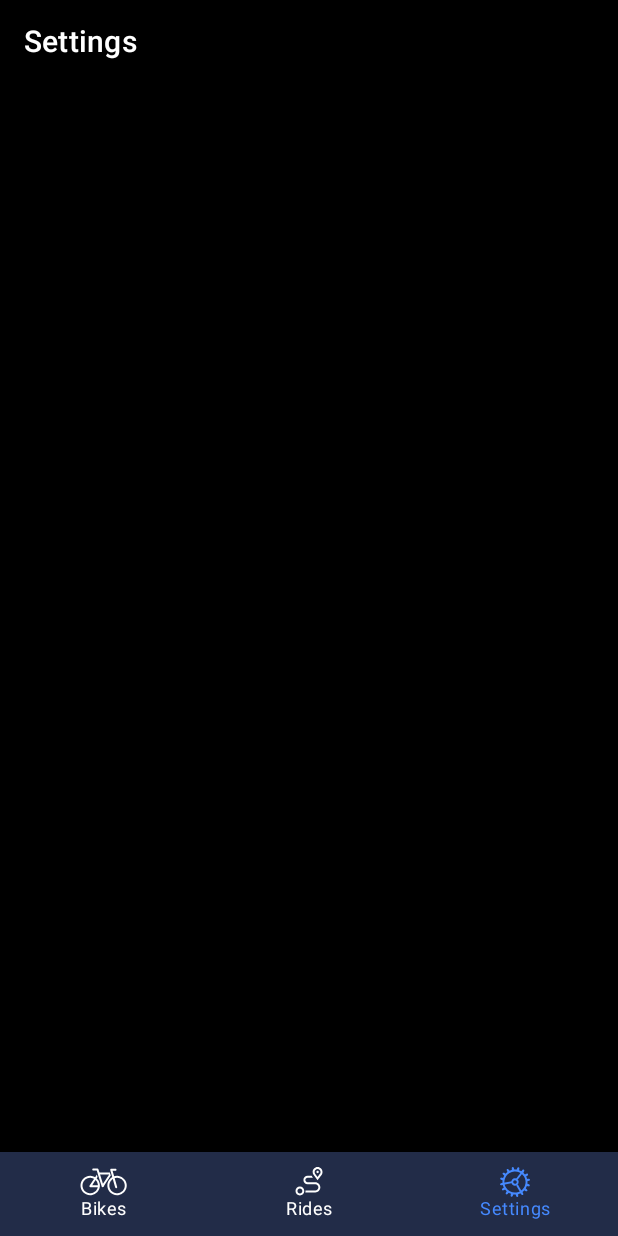
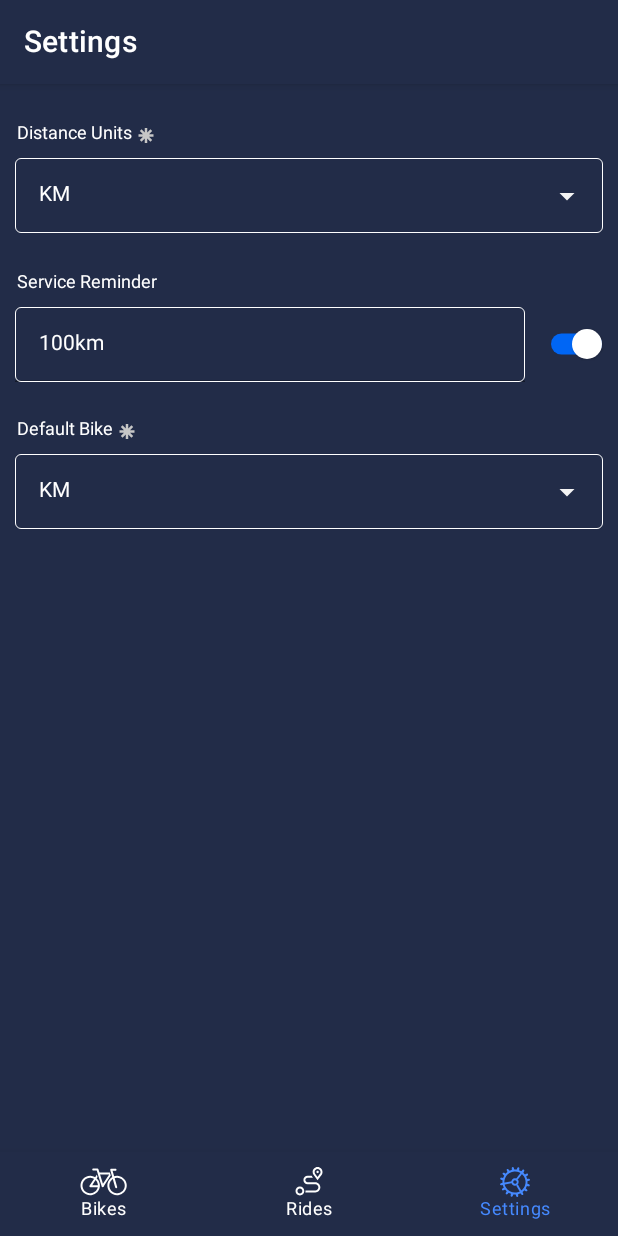
Before and after one commit to catacretu/MyBike, an Android app built with Jetpack Compose: the screen it shows after launch (MainActivity), item 3 of the bottom bar chosen, on a phone screen of 412 x 824 dp. Run offline under Robolectric (Android 15) with nearby library versions, the phone set to English and light mode, and no system bars; our stand-ins replace constraintlayout-compose.

Commit message:
Settings Screen

```diff
--- /dev/null
+++ b/app/src/main/java/com/example/mybike/components/DropDownList.kt
@@ -0,0 +1,91 @@
+package com.example.mybike.components
+
+import androidx.compose.foundation.background
+import androidx.compose.foundation.shape.RoundedCornerShape
+import androidx.compose.material.DropdownMenuItem
+import androidx.compose.material.ExperimentalMaterialApi
+import androidx.compose.material.ExposedDropdownMenuBox
+import androidx.compose.material.ExposedDropdownMenuDefaults
+import androidx.compose.material.Text
+import androidx.compose.material.TextField
+import androidx.compose.runtime.Composable
+import androidx.compose.runtime.getValue
+import androidx.compose.runtime.mutableStateOf
+import androidx.compose.runtime.remember
+import androidx.compose.runtime.setValue
+import androidx.compose.ui.Modifier
+import androidx.compose.ui.graphics.Color
+import androidx.compose.ui.unit.dp
+import com.example.mybike.ui.theme.GreyBlue
+import com.example.mybike.ui.theme.LightBlue
+import com.example.mybike.ui.theme.White
+
+@OptIn(ExperimentalMaterialApi::class)
+@Composable
+fun DropDownList(
+    listOfItems: Array<String>,
+    modifierDropDownList: Modifier = Modifier,
+    modifierTextField: Modifier = Modifier
+) {
+//    val listItems = arrayOf("KM", "Mi")
+
+    // state of the menu
+    var expanded by remember {
+        mutableStateOf(false)
+    }
+
+    // remember the selected item
+    var selectedItem by remember {
+        mutableStateOf(listOfItems[0])
+    }
+
+    ExposedDropdownMenuBox(
+        expanded = expanded,
+        onExpandedChange = {
+            expanded = !expanded
+        },
+        modifier = modifierDropDownList
+    ) {
+
+        TextField(
+            value = selectedItem,
+            onValueChange = {},
+            readOnly = true,
+            modifier = modifierTextField,
+            shape = RoundedCornerShape(4.dp),
+
+            trailingIcon = {
+                ExposedDropdownMenuDefaults.TrailingIcon(
+                    expanded = expanded,
+                )
+            },
+            colors = ExposedDropdownMenuDefaults
+                .textFieldColors(
+                    backgroundColor = GreyBlue,
+                    textColor = White,
+                    trailingIconColor = Color(0xFFF4F4F4),
+                    focusedTrailingIconColor = LightBlue,
+                    disabledTrailingIconColor = GreyBlue,
+                    focusedIndicatorColor = LightBlue,
+                    unfocusedIndicatorColor = GreyBlue
+                )
+        )
+        // menu
+        ExposedDropdownMenu(
+            expanded = expanded,
+            modifier = Modifier
+                .background(color = GreyBlue),
+            onDismissRequest = { expanded = false }
+        ) {
+
+            listOfItems.forEach { selectedOption ->
+                DropdownMenuItem(onClick = {
+                    selectedItem = selectedOption
+                    expanded = false
+                }) {
+                    Text(text = selectedOption, color = White)
+                }
+            }
+        }
+    }
+}
--- /dev/null
+++ b/app/src/main/java/com/example/mybike/components/OptionalTextField.kt
@@ -0,0 +1,84 @@
+package com.example.mybike.components
+
+import androidx.compose.foundation.BorderStroke
+import androidx.compose.foundation.border
+import androidx.compose.foundation.layout.height
+import androidx.compose.foundation.layout.padding
+import androidx.compose.foundation.layout.requiredWidth
+import androidx.compose.foundation.shape.RoundedCornerShape
+import androidx.compose.foundation.text.selection.LocalTextSelectionColors
+import androidx.compose.foundation.text.selection.TextSelectionColors
+import androidx.compose.material.Text
+import androidx.compose.material.TextField
+import androidx.compose.material.TextFieldDefaults
+import androidx.compose.runtime.Composable
+import androidx.compose.runtime.CompositionLocalProvider
+import androidx.compose.ui.Modifier
+import androidx.compose.ui.unit.dp
+import androidx.compose.ui.unit.sp
+import androidx.constraintlayout.compose.ConstraintLayout
+import com.example.mybike.ui.theme.GreyBlue
+import com.example.mybike.ui.theme.LightBlue
+import com.example.mybike.ui.theme.White
+
+@Composable
+fun OptionalTextField(
+    fieldName: String,
+    modifier: Modifier
+) {
+    ConstraintLayout(
+        modifier = modifier
+
+    ) {
+        val (serviceReminderText,
+            serviceReminderTextField) = createRefs()
+
+        val customTextSelectionColors = TextSelectionColors(
+            handleColor = LightBlue,
+            backgroundColor = LightBlue
+        )
+
+        Text(text = fieldName,
+            fontSize = 12.sp,
+            color = White,
+            modifier = Modifier
+                .padding(start = 1.dp)
+                .constrainAs(serviceReminderText) {
+                    top.linkTo(parent.top, 15.dp)
+                    start.linkTo(parent.start, 10.dp)
+                }
+        )
+
+        CompositionLocalProvider(
+            LocalTextSelectionColors provides customTextSelectionColors
+        ) {
+            TextField(value = "100km",
+                onValueChange = {},
+                colors = TextFieldDefaults.textFieldColors(
+                    backgroundColor = GreyBlue,
+                    textColor = White,
+                    cursorColor = LightBlue,
+                    leadingIconColor = LightBlue,
+                    focusedIndicatorColor = LightBlue,
+                    disabledIndicatorColor = GreyBlue
+                ),
+                modifier = Modifier
+                    .requiredWidth(360.dp)
+                    .height(50.dp)
+                    .padding(
+                        start = 10.dp,
+                        end = 10.dp
+                    )
+                    .border(
+                        BorderStroke(0.1.dp, White),
+                        RoundedCornerShape(4.dp)
+                    )
+                    .constrainAs(serviceReminderTextField) {
+                        top.linkTo(serviceReminderText.bottom, 10.dp)
+                        start.linkTo(parent.start)
+                    }
+            )
+        }
+
+    }
+}
--- /dev/null
+++ b/app/src/main/java/com/example/mybike/components/RequiredTextField.kt
@@ -0,0 +1,75 @@
+package com.example.mybike.components
+
+import androidx.compose.foundation.BorderStroke
+import androidx.compose.foundation.border
+import androidx.compose.foundation.layout.fillMaxWidth
+import androidx.compose.foundation.layout.height
+import androidx.compose.foundation.layout.padding
+import androidx.compose.foundation.shape.RoundedCornerShape
+import androidx.compose.material.Icon
+import androidx.compose.material.Text
+import androidx.compose.runtime.Composable
+import androidx.compose.ui.Modifier
+import androidx.compose.ui.graphics.Color
+import androidx.compose.ui.res.painterResource
+import androidx.compose.ui.unit.dp
+import androidx.compose.ui.unit.sp
+import androidx.constraintlayout.compose.ConstraintLayout
+import com.example.mybike.R
+import com.example.mybike.ui.theme.White
+
+@Composable
+fun RequiredField(
+    fieldName: String,
+    listOfItems: Array<String>,
+    modifier: Modifier
+) {
+    ConstraintLayout(
+        modifier = modifier
+
+    ) {
+        val (distanceUnitText,
+            iconRequired,
+            distanceUnitList) = createRefs()
+        Text(text = fieldName,
+            fontSize = 12.sp,
+            color = White,
+            modifier = Modifier
+                .padding(start = 1.dp)
+                .constrainAs(distanceUnitText) {
+                    top.linkTo(parent.top, 15.dp)
+                    start.linkTo(parent.start, 10.dp)
+                }
+        )
+        Icon(
+            painterResource(
+                id = R.drawable.icon_required
+            ),
+            contentDescription = "",
+            tint = Color.Unspecified,
+            modifier = Modifier
+                .constrainAs(iconRequired) {
+                    top.linkTo(parent.top, 15.dp)
+                    start.linkTo(distanceUnitText.end, 1.dp)
+                })
+        DropDownList(
+            listOfItems = listOfItems,
+            modifierTextField = Modifier
+                .fillMaxWidth()
+                .height(50.dp)
+                .padding(
+                    start = 10.dp,
+                    end = 10.dp
+                )
+                .border(
+                    BorderStroke(0.1.dp, White),
+                    RoundedCornerShape(4.dp)
+                ),
+            modifierDropDownList = Modifier
+                .constrainAs(distanceUnitList) {
+                    top.linkTo(distanceUnitText.bottom, 10.dp)
+                    start.linkTo(parent.start)
+                }
+        )
+    }
+}
--- /dev/null
+++ b/app/src/main/java/com/example/mybike/components/SwitchButton.kt
@@ -0,0 +1,33 @@
+package com.example.mybike.components
+
+import androidx.compose.material.Switch
+import androidx.compose.material.SwitchDefaults
+import androidx.compose.runtime.Composable
+import androidx.compose.runtime.getValue
+import androidx.compose.runtime.mutableStateOf
+import androidx.compose.runtime.remember
+import androidx.compose.runtime.setValue
+import androidx.compose.ui.Modifier
+import com.example.mybike.ui.theme.LightBlue
+import com.example.mybike.ui.theme.White
+
+@Composable
+fun SwitchButton(modifier: Modifier) {
+    var switchOn by remember {
+        mutableStateOf(true)
+    }
+
+    Switch(
+        checked = switchOn,
+        onCheckedChange = { switchOn_ ->
+            switchOn = switchOn_
+        },
+        modifier = modifier,
+        colors = SwitchDefaults.colors(
+            checkedThumbColor = White,
+            checkedTrackColor = LightBlue,
+            checkedTrackAlpha = 1.0f,
+            uncheckedTrackAlpha = 1.0f
+        )
+    )
+}
--- a/app/src/main/java/com/example/mybike/views/SettingsScreen.kt
+++ b/app/src/main/java/com/example/mybike/views/SettingsScreen.kt
@@ -8,10 +8,14 @@ import androidx.compose.material.Text
 import androidx.compose.material.TopAppBar
 import androidx.compose.runtime.Composable
 import androidx.compose.ui.Modifier
+import androidx.compose.ui.unit.dp
 import androidx.constraintlayout.compose.ConstraintLayout
 import androidx.navigation.NavController
 import com.example.mybike.components.BottomBar
-import com.example.mybike.ui.theme.Black
+import com.example.mybike.components.OptionalTextField
+import com.example.mybike.components.RequiredField
+import com.example.mybike.components.SwitchButton
+import com.example.mybike.ui.theme.GreyBlue
 import com.example.mybike.ui.theme.White
 
 @SuppressLint("UnusedMaterialScaffoldPaddingParameter")
@@ -21,19 +25,55 @@ fun SettingsScreen(navController: NavController) {
         topBar = {
             TopAppBar(
                 title = { Text("Settings", color = White) },
-                backgroundColor = Black
+                backgroundColor = GreyBlue
             )
         },
         bottomBar = {
             BottomBar(navController = navController)
         }) {
+
         ConstraintLayout(
             modifier = Modifier
-                .background(Black)
+                .background(GreyBlue)
                 .fillMaxSize(),
         )
         {
+            val (distanceUnitField,
+                serviceReminderTextField,
+                switchButton,
+                defaultBike) = createRefs()
 
+            RequiredField(fieldName = "Distance Units",
+                listOfItems = arrayOf("KM", "Mi"),
+                modifier = Modifier
+                    .constrainAs(distanceUnitField) {
+                        top.linkTo(parent.top, 10.dp)
+                        start.linkTo(parent.start)
+                    }
+            )
+            OptionalTextField(
+                fieldName = "Service Reminder",
+                modifier = Modifier
+                    .constrainAs(serviceReminderTextField) {
+                        top.linkTo(distanceUnitField.bottom, 10.dp)
+                        start.linkTo(parent.start)
+                    }
+            )
+
+            SwitchButton(modifier = Modifier
+                .constrainAs(switchButton) {
+                    top.linkTo(serviceReminderTextField.top, 40.dp)
+                    start.linkTo(serviceReminderTextField.end)
+                })
+
+            RequiredField(fieldName = "Default Bike",
+                listOfItems = arrayOf("KM", "Mi"),
+                modifier = Modifier
+                    .constrainAs(defaultBike) {
+                        top.linkTo(switchButton.bottom, 10.dp)
+                        start.linkTo(parent.start)
+                    }
+            )
         }
     }
 }
--- a/app/src/main/java/com/example/mybike/views/SplashScreen.kt
+++ b/app/src/main/java/com/example/mybike/views/SplashScreen.kt
@@ -50,8 +50,10 @@ fun SplashScreen(navController: NavController) {
             )
 
     ) {
-        Image(painter = painterResource(id = R.drawable.app_icon),
+        Image(
+            painter = painterResource(id = R.drawable.logo),
             contentDescription = "AppIcon",
-            modifier = Modifier.scale(scale.value))
+            modifier = Modifier.scale(scale.value)
+        )
     }
 }
--- /dev/null
+++ b/app/src/main/res/drawable/icon_dropdown.xml
@@ -0,0 +1,12 @@
+<vector xmlns:android="http://schemas.android.com/apk/res/android"
+    android:width="16dp"
+    android:height="16dp"
+    android:viewportWidth="16"
+    android:viewportHeight="16">
+    <group>
+        <clip-path android:pathData="M1,1h14v8h-14z" />
+        <path
+            android:fillColor="#F4F4F4"
+            android:pathData="M1,1L15,1L8,9L1,1Z" />
+    </group>
+</vector>
--- /dev/null
+++ b/app/src/main/res/drawable/icon_required.xml
@@ -0,0 +1,10 @@
+<vector xmlns:android="http://schemas.android.com/apk/res/android"
+    android:width="16dp"
+    android:height="18dp"
+    android:viewportWidth="16"
+    android:viewportHeight="18">
+    <path
+        android:fillColor="#C6C6C6"
+        android:fillType="evenOdd"
+        android:pathData="M7.167,4H8.833V6.988L10.946,4.875L12.125,6.054L10.012,8.167H13V9.833H10.012L12.125,11.946L10.946,13.125L8.833,11.012V14H7.167V11.012L5.054,13.125L3.875,11.946L5.988,9.833H3V8.167H5.988L3.875,6.054L5.054,4.875L7.167,6.988V4Z" />
+</vector>
--- /dev/null
+++ b/app/src/main/res/drawable/logo.xml
@@ -0,0 +1,51 @@
+<vector xmlns:android="http://schemas.android.com/apk/res/android"
+    android:width="102dp"
+    android:height="85dp"
+    android:viewportWidth="102"
+    android:viewportHeight="85">
+    <group>
+        <clip-path android:pathData="M0,0h102v85h-102z" />
+        <path
+            android:fillColor="#ffffff"
+            android:pathData="M80.13,44.56H20.81C19.52,44.56 18.3,43.94 17.56,42.91C16.82,41.89 16.64,40.57 17.09,39.39L27.38,12.1C27.95,10.59 29.44,9.58 31.1,9.58H69.81C71.47,9.58 72.96,10.59 73.53,12.1L83.83,39.39C84.27,40.57 84.09,41.89 83.35,42.91C82.61,43.94 81.39,44.56 80.1,44.56H80.13ZM31.12,12.89C30.89,12.89 30.68,13.03 30.6,13.24L20.31,40.53C20.22,40.77 20.31,40.94 20.37,41.02C20.43,41.11 20.57,41.26 20.83,41.26H80.13C80.39,41.26 80.53,41.12 80.58,41.02C80.64,40.93 80.73,40.76 80.65,40.53L70.36,13.24C70.27,13.03 70.07,12.89 69.83,12.89H31.12Z" />
+        <path
+            android:fillColor="#ffffff"
+            android:pathData="M70.92,43.51L59.11,13.04L62.3,11.88L74.12,42.34L70.92,43.51Z" />
+        <path
+            android:fillColor="#ffffff"
+            android:pathData="M61.29,14.9L43.45,38.25L28.77,16.81L26.58,19.46L43.02,44.42L63.57,18.15L61.29,14.9Z" />
+        <path
+            android:fillColor="#ffffff"
+            android:pathData="M32.26,2.81H23.8C22.9,2.81 22.17,3.53 22.16,4.44C22.16,5.37 22.89,6.11 23.8,6.11H32.26C33.16,6.11 33.9,5.38 33.9,4.47C33.9,3.56 33.17,2.81 32.26,2.81Z" />
+        <path
+            android:fillColor="#ffffff"
+            android:pathData="M72.52,10.88L74.57,3.34L80.91,3.31C81.81,3.31 82.55,2.57 82.55,1.66C82.55,0.75 81.81,0 80.91,0L71.95,0.02L69,10.88H72.53H72.52Z" />
+        <path
+            android:fillColor="#ffffff"
+            android:pathData="M22.36,57.8C11.88,57.8 3.36,49.21 3.36,38.67C3.36,28.12 11.61,19.83 21.85,19.55L23.12,16.18C22.86,16.18 22.62,16.16 22.37,16.16C10.03,16.16 0,26.25 0,38.66C0,51.07 10.03,61.17 22.36,61.17C31.45,61.17 39.28,55.66 42.76,47.8H39.03C35.8,53.75 29.55,57.8 22.36,57.8Z" />
+        <path
+            android:fillColor="#ffffff"
+            android:pathData="M79.64,16.16C79.14,16.16 78.64,16.18 78.15,16.21L79.4,19.54C79.48,19.54 79.56,19.54 79.64,19.54C90.12,19.54 98.64,28.12 98.64,38.67C98.64,49.21 90.12,57.8 79.64,57.8C72.45,57.8 66.19,53.75 62.97,47.8H59.24C62.72,55.66 70.55,61.17 79.64,61.17C91.97,61.17 102,51.07 102,38.66C102,26.25 91.97,16.14 79.64,16.14V16.16Z" />
+        <path
+            android:fillColor="#ffffff"
+            android:pathData="M74.43,16.53C70.29,17.64 66.59,19.81 63.63,22.72C63.87,22.77 64.05,22.96 64.16,23.2C64.42,23.82 64.62,24.47 64.73,25.15L66.5,25.08C69.09,22.64 72.3,20.86 75.88,19.99L74.43,16.53Z" />
+        <path
+            android:fillColor="#ffffff"
+            android:pathData="M7.7,69.29H10.14L12.3,72.34C13.41,73.9 15.85,77.38 15.85,77.38C15.85,77.38 18.28,73.92 19.36,72.37L21.52,69.29H23.95V85H21.16V74.09C21.16,74.09 20.68,74.97 19.67,76.45L15.85,81.98L11.97,76.4C11,74.99 10.49,74.11 10.49,74.11V85.01H7.7V69.3V69.29Z" />
+        <path
+            android:fillColor="#ffffff"
+            android:pathData="M31.92,77.74L25.88,69.29H29.07L32.13,73.58C32.83,74.55 33.31,75.35 33.31,75.35C33.31,75.35 33.89,74.5 34.54,73.58L37.51,69.29H40.7L34.71,77.72V84.99H31.92V77.74Z" />
+        <path
+            android:fillColor="#ffffff"
+            android:pathData="M42.63,69.29H49.9C52.47,69.29 54.57,70.5 54.57,73.27C54.57,74.5 53.79,75.65 52.93,76.08C54.72,76.46 56.04,78.06 56.04,80.1C56.04,83.32 53.61,85 50.12,85H42.64V69.29H42.63ZM49.75,75.23C50.95,75.23 51.65,74.57 51.65,73.5C51.65,72.43 50.98,71.7 49.62,71.7H45.41V75.21H49.74L49.75,75.23ZM49.92,82.57C51.87,82.57 53.12,81.77 53.12,80.15C53.12,78.53 51.96,77.63 50.18,77.63H45.42V82.57H49.92Z" />
+        <path
+            android:fillColor="#ffffff"
+            android:pathData="M58.8,69.29H61.59V85H58.8V69.29Z" />
+        <path
+            android:fillColor="#ffffff"
+            android:pathData="M64.91,69.29H67.7V78.57C67.7,78.57 68.71,77.11 69.38,76.3L74.97,69.29H78.27L72.51,76.64L78.87,85H75.59L70.75,78.57L67.69,82.28V85H64.9V69.29H64.91Z" />
+        <path
+            android:fillColor="#ffffff"
+            android:pathData="M80.81,69.29H92.92V71.71H83.61V75.54H92.4V77.94H83.61V82.57H93.25V85H80.81V69.29Z" />
+    </group>
+</vector>
```
Also changed, not shown: app/build.gradle (+6 -1 lines), app/src/main/res/drawable/app_icon.png (deleted).
